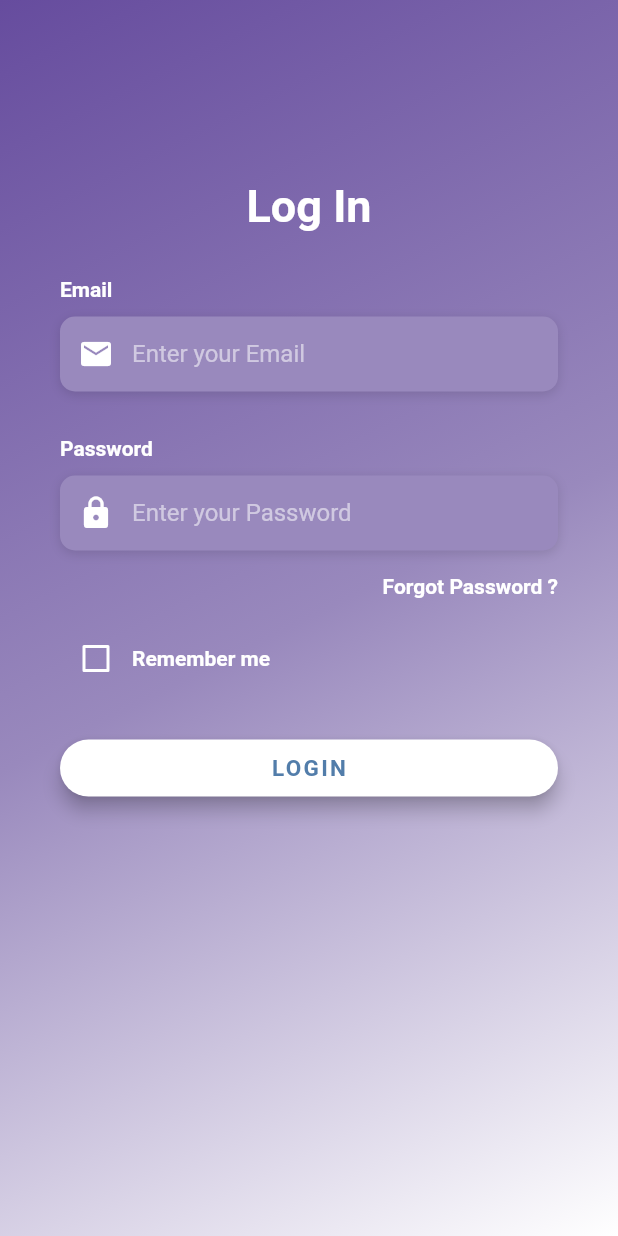
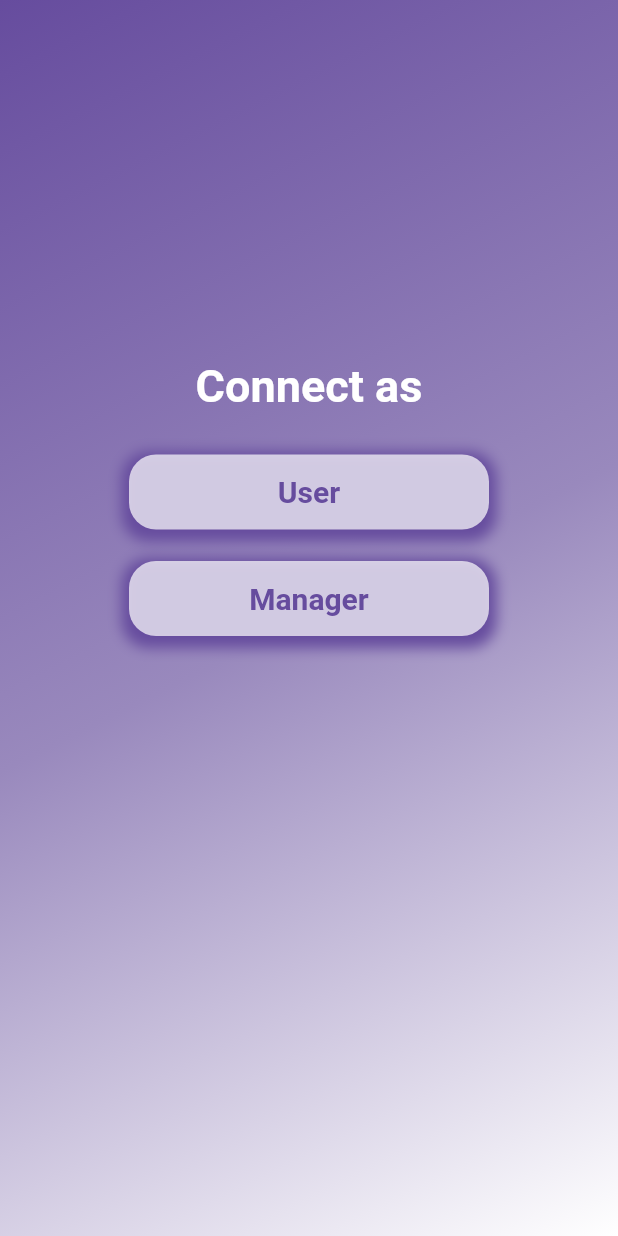
Before and after one commit to yenlydu/Fluttech, a Flutter app: the screen it shows after launch, on a phone screen of 412 x 824 dp. Run offline on Flutter 3.47's test engine with Material 2 defaults, Android fonts, the phone set to English and light mode, and no system bars; drawn by our look-alikes of overlay_support; our stand-ins replace carousel_slider, cloud_firestore, firebase_auth, firebase_core, firebase_storage, flutter_spinkit and 6 more; missing offline and left inert: autocomplete_textfield, cloud_firestore_web, cloud_functions_web, firebase_auth_oauth, firebase_auth_oauth_web, firebase_auth_web and 6 more; accounts and stored records are empty; Roboto replaces fonts that are missing (OpenSans).

Commit message:
ADD SelectionPage

```diff
--- /dev/null
+++ b/lib/Mobile/Page/Homepage/Selection.dart
@@ -0,0 +1,79 @@
+import 'package:flutter/material.dart';
+import 'package:flutter2/Mobile/Page/ProjectsPage/Templates/T_Modules.dart';
+import 'package:flutter2/Mobile/Page/ProjectsPage/Templates/T_Projects.dart';
+import 'package:flutter2/Mobile/Tools/FireStore/FireStoreUser.dart';
+import 'package:flutter2/Mobile/Tools/ServiceLocator/ServiceManager.dart';
+
+import 'package:flutter2/Model/Constants.dart';
+import 'package:flutter2/Model/UserModel.dart';
+
+class SelectionPage extends StatefulWidget {
+  SelectionPage({Key key}) : super(key: key);
+  @override
+  _ProjectsPageState createState() => _ProjectsPageState();
+}
+
+class _ProjectsPageState extends State<SelectionPage> {
+  // Selection Page
+  @override
+  Widget build(BuildContext context) {
+    return Scaffold(
+      body: Stack(
+        children: <Widget>[
+          kContainer_BG,
+          Container(
+            height: double.infinity,
+            child: SingleChildScrollView(
+              physics: AlwaysScrollableScrollPhysics(),
+              padding: EdgeInsets.symmetric(
+                horizontal: 40.0,
+                vertical: 240.0,
+              ),
+              child: Center(
+                child: Align(
+                  alignment: Alignment.center,
+                  child: Column(
+                    children: [
+                      Text("Connect as", style: textStyle_Selection_Title),
+                      sizeBox_Spacing(20),
+                      TextButton(
+                        onPressed: () => {},
+                        child: selection_Button(Text("User")),
+                      ),
+                      sizeBox_Spacing(5),
+                      TextButton(
+                        onPressed: () => {},
+                        child: selection_Button(Text("Manager")),
+                      ),
+                    ],
+                  ),
+                ),
+              ),
+              //child: _buildStructure(),
+            ),
+          ),
+        ],
+      ),
+    );
+  }
+}
+
+/*
+
+           */
+/*
+          Container(
+            //height: double.infinity,
+            child: Center(
+              child: Align(
+                alignment: Alignment.center,
+                child: Column(
+                  children: [
+                    Text("Connect as", style: textStyle_Title),
+                    TextButton(onPressed: () => {}, child: Text("User")),
+                    TextButton(onPressed: () => {}, child: Text("Manager")),
+                  ],
+                ),
+              ),
+            ),
+          ), */
--- a/lib/Model/Constants.dart
+++ b/lib/Model/Constants.dart
@@ -118,6 +118,19 @@ final navigationButtons = BoxDecoration(
   borderRadius: BorderRadius.circular(18),
 );
 
+final kBoxDecoration_Selection_Button = BoxDecoration(
+  color: Colors.white70,
+  boxShadow: [
+    BoxShadow(
+      color: Constants().app_color,
+      spreadRadius: 5,
+      blurRadius: 7,
+      offset: Offset(0, 3), // changes position of shadow
+    ),
+  ],
+  borderRadius: BorderRadius.circular(18),
+);
+
 /* Separator */
 Container separator(double value) {
   return Container(
@@ -130,6 +143,20 @@ Container separator(double value) {
 final textStyle_Title = TextStyle(
   color: Constants().selected_color,
   fontSize: 25.0,
+  fontWeight: FontWeight.bold,
+);
+
+/* Text Style Title */
+final textStyle_Selection_Title = TextStyle(
+  color: Colors.white,
+  fontSize: 30.0,
+  fontWeight: FontWeight.bold,
+);
+
+/* Text Style Title */
+final textStyle_Selection_Button = TextStyle(
+  color: Constants().app_color,
+  fontSize: 20.0,
   fontWeight: FontWeight.bold,
 );
 
@@ -165,3 +192,14 @@ final textStyle_DetailedPage = TextStyle(
   fontWeight: FontWeight.w400,
   fontFamily: 'OpenSans',
 );
+
+Widget selection_Button(Text str) {
+  return Container(
+    width: 240,
+    height: 50,
+    child: Center(
+      child: Text(str.data, style: textStyle_Selection_Button),
+    ),
+    decoration: kBoxDecoration_Selection_Button,
+  );
+}
--- a/lib/main.dart
+++ b/lib/main.dart
@@ -12,6 +12,7 @@ import 'package:overlay_support/overlay_support.dart';
 //File Page Includ
 import 'package:flutter2/Mobile/Tools/authentication_service.dart';
 import 'Mobile/Page/Homepage/Nav.dart';
+import 'Mobile/Page/Homepage/Selection.dart';
 import './Mobile/Page/LoginPage/login.dart';
 
 import 'package:flutter2/Web/homeAdmin.dart';
@@ -153,7 +154,7 @@ class MyMobileState extends State<MyApp> with WidgetsBindingObserver {
               primarySwatch: Colors.deepPurple,
               visualDensity: VisualDensity.adaptivePlatformDensity,
             ),
-            home: AuthenticationWrapper(),
+            home: SelectionPage(), //AuthenticationWrapper(),
             routes: <String, WidgetBuilder>{
               '/login': (BuildContext context) => new LoginPage(),
               '/home': (BuildContext context) => new NavElem(),
```
